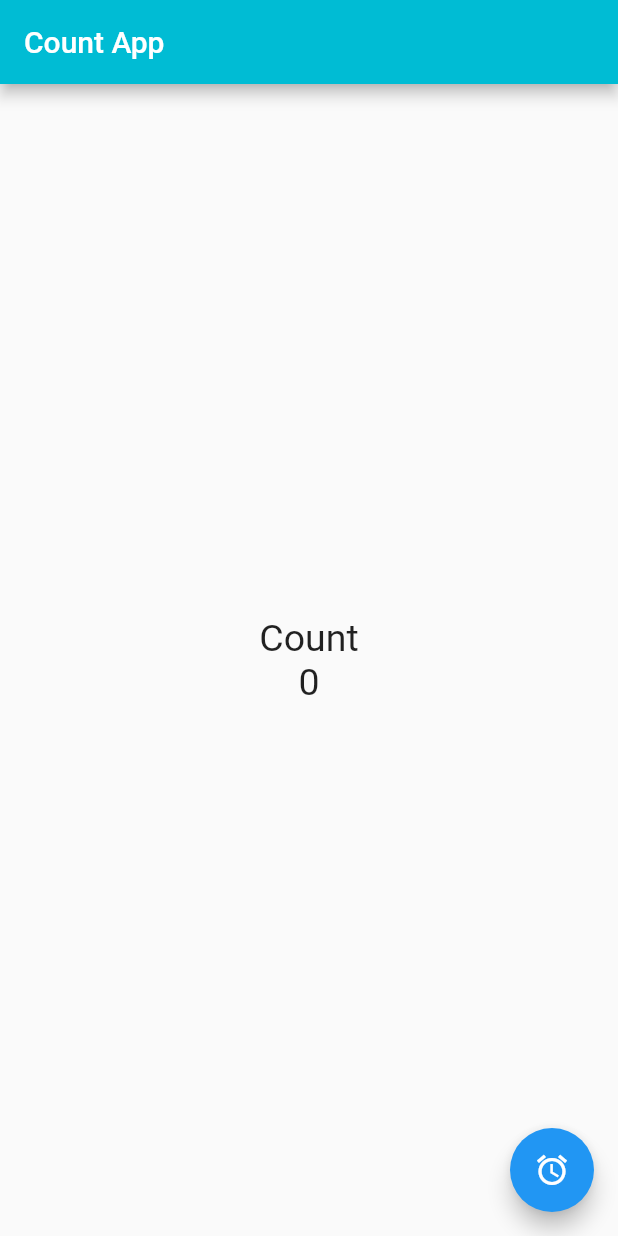
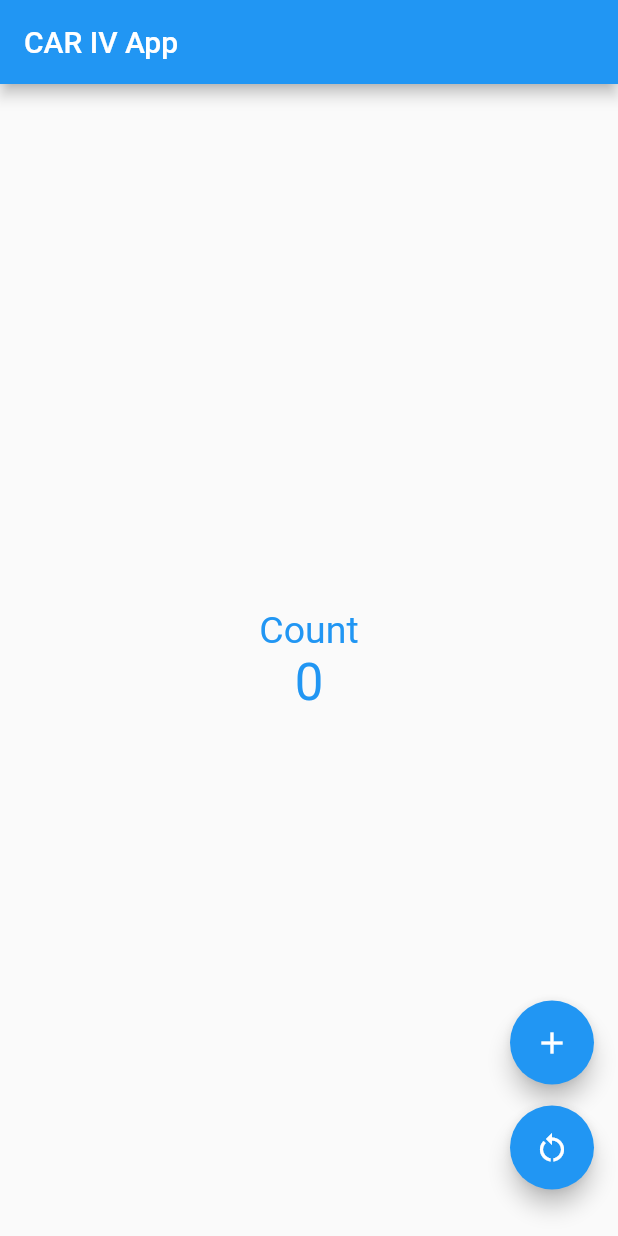
Before and after one commit to oballestas25/mobile-project, a Flutter app: the screen it shows after launch, on a phone screen of 412 x 824 dp. Run offline on Flutter 3.47's test engine with Material 2 defaults, Android fonts, the phone set to English and light mode, and no system bars.

Commit message:
Changing colors on button pressed

```diff
--- a/lib/main.dart
+++ b/lib/main.dart
@@ -1,8 +1,10 @@
 import 'package:flutter/material.dart';
 import 'package:mobile_project/view/cellphone.dart';
+import 'package:mobile_project/view/change_color.dart';
 import 'package:mobile_project/view/count.dart';
 import 'package:mobile_project/view/count_screen.dart';
 import 'package:mobile_project/view/home_view.dart';
+import 'package:mobile_project/view/change_color.dart';
 
 void main() {
   runApp(const Myapp());
@@ -13,6 +15,6 @@ class Myapp extends StatelessWidget {
   @override
   Widget build(BuildContext context) {
     return const MaterialApp(
-        debugShowCheckedModeBanner: false, home: CountScreen());
+        debugShowCheckedModeBanner: false, home: ChangeColor());
   }
 }
--- /dev/null
+++ b/lib/view/change_color.dart
@@ -0,0 +1,116 @@
+import 'package:flutter/material.dart';
+
+class ChangeColor extends StatefulWidget {
+  const ChangeColor({Key? key}) : super(key: key);
+
+  @override
+  State<ChangeColor> createState() => _ChangeColorState();
+}
+
+class _ChangeColorState extends State<ChangeColor> {
+  int _counter = 0;
+  Color textColor = Colors.blue;
+  List myColors = [
+    Colors.blue,
+    Colors.red,
+    Colors.green,
+    Colors.black,
+    Colors.orange
+  ];
+  int colorIndex = 0;
+
+  void _incrementCounter() {
+    setState(() {
+      _counter++;
+      colorIndex++;
+      if (colorIndex == myColors.length) {
+        colorIndex = 0;
+      }
+      textColor = myColors[colorIndex];
+    });
+  }
+
+  void _restartCounter() {
+    setState(() {
+      _counter = 0;
+      textColor = Colors.blue;
+    });
+  }
+
+  @override
+  Widget build(BuildContext context) {
+    // This method is rerun every time setState is called, for instance as done
+    // by the _incrementCounter method above.
+    //
+    // The Flutter framework has been optimized to make rerunning build methods
+    // fast, so that you can just rebuild anything that needs updating rather
+    // than having to individually change instances of widgets.
+    return Scaffold(
+      appBar: AppBar(
+        // Here we take the value from the MyHomePage object that was created by
+        // the App.build method, and use it to set our appbar title.
+        title: const Text('CAR IV App'),
+      ),
+      body: Center(
+        // Center is a layout widget. It takes a single child and positions it
+        // in the middle of the parent.
+        child: Column(
+          // Column is also a layout widget. It takes a list of children and
+          // arranges them vertically. By default, it sizes itself to fit its
+          // children horizontally, and tries to be as tall as its parent.
+          //
+          // Invoke "debug painting" (press "p" in the console, choose the
+          // "Toggle Debug Paint" action from the Flutter Inspector in Android
+          // Studio, or the "Toggle Debug Paint" command in Visual Studio Code)
+          // to see the wireframe for each widget.
+          //
+          // Column has various properties to control how it sizes itself and
+          // how it positions its children. Here we use mainAxisAlignment to
+          // center the children vertically; the main axis here is the vertical
+          // axis because Columns are vertical (the cross axis would be
+          // horizontal).
+          mainAxisAlignment: MainAxisAlignment.center,
+          children: <Widget>[
+            Text(
+              'Count',
+              style: TextStyle(color: textColor, fontSize: 25),
+            ),
+            Text(
+              '$_counter',
+              style: Theme.of(context)
+                  .textTheme
+                  .headline4
+                  ?.copyWith(color: textColor),
+            ),
+          ],
+        ),
+      ),
+      floatingActionButton: Stack(
+        children: <Widget>[
+          Padding(
+            padding: const EdgeInsets.only(bottom: 85),
+            child: Align(
+              alignment: Alignment.bottomRight,
+              child: FloatingActionButton(
+                onPressed: _incrementCounter,
+                backgroundColor: textColor,
+                child: const Icon(Icons.add),
+              ),
+            ),
+          ),
+          Padding(
+            padding: const EdgeInsets.only(bottom: 15),
+            child: Align(
+              alignment: Alignment.bottomRight,
+              child: FloatingActionButton(
+                onPressed: _restartCounter,
+                backgroundColor: textColor,
+                child: const Icon(Icons.restart_alt),
+              ),
+            ),
+          ),
+        ],
+      ),
+    );
+  }
+}
```
